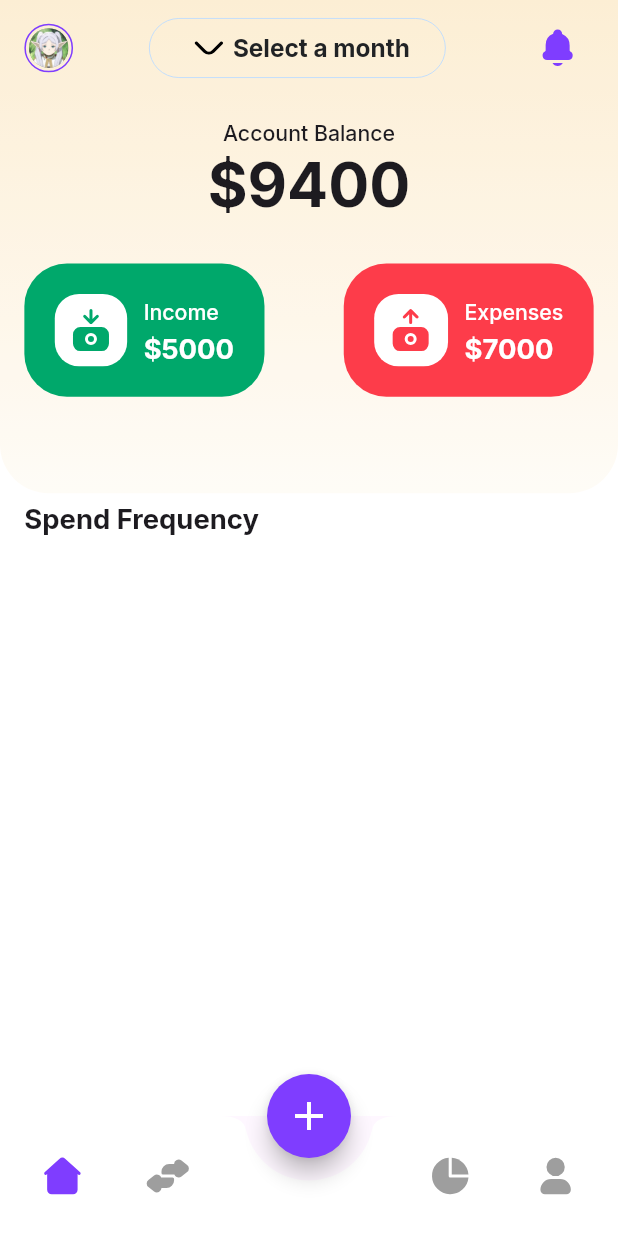
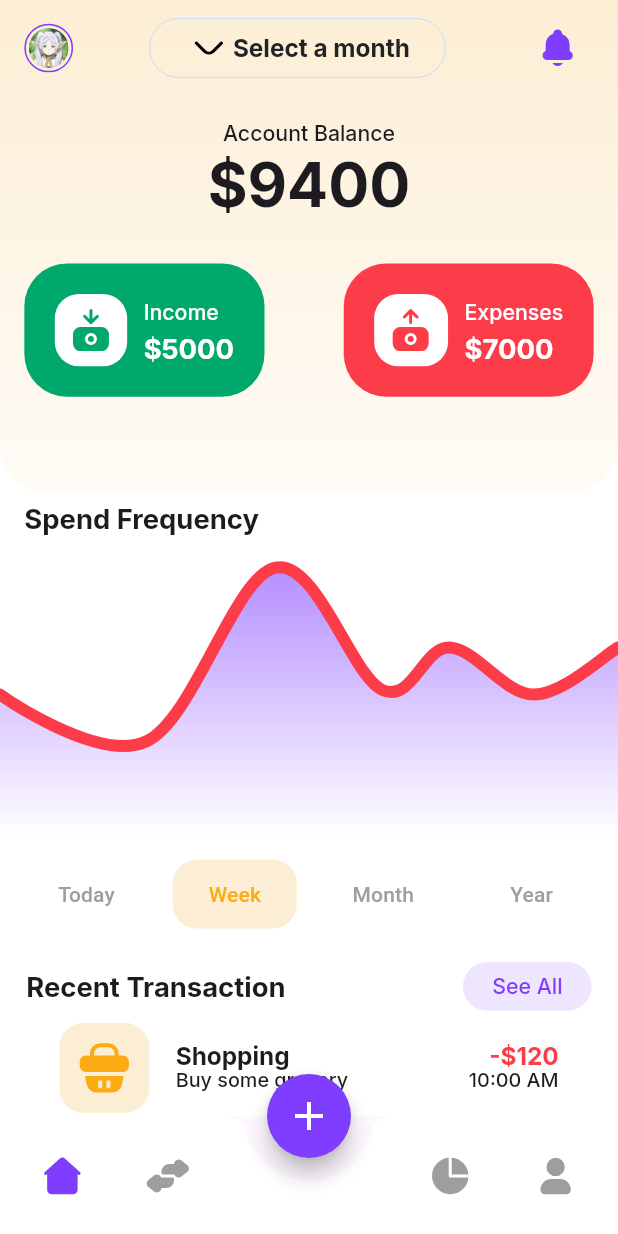
Before and after one commit to agpprastyo/montra_ui, a Flutter app: the screen it shows after launch, on a phone screen of 412 x 824 dp. Run offline on Flutter 3.47's test engine with Material 3 defaults, Android fonts, the phone set to English and light mode, and no system bars; drawn by our look-alikes of fl_chart; our stand-ins replace carousel_slider, dots_indicator, flutter_bloc, flutter_screenutil, flutter_svg, freezed_annotation and 3 more.

Commit message:
Home Screen

```diff
--- /dev/null
+++ b/devtools_options.yaml
@@ -0,0 +1 @@
+extensions:
--- /dev/null
+++ b/lib/presentations/screens/home/components/expenses_tab_chart/expenses.dart
@@ -0,0 +1,69 @@
+import 'package:flutter/material.dart';
+import 'package:flutter_screenutil/flutter_screenutil.dart';
+import 'package:montra_ui/presentations/screens/home/components/expenses_tab_chart/expenses_chart.dart';
+import 'package:montra_ui/presentations/screens/home/components/expenses_tab_chart/tab.dart';
+import 'package:montra_ui/presentations/styles/app_color.dart';
+import 'package:montra_ui/presentations/styles/app_text_styles.dart';
+
+class ExpensesTabChart extends StatefulWidget {
+  const ExpensesTabChart({super.key});
+
+  @override
+  ExpensesTabChartState createState() => ExpensesTabChartState();
+}
+
+class ExpensesTabChartState extends State<ExpensesTabChart> {
+  late PageController _pageController;
+
+  @override
+  void initState() {
+    super.initState();
+    _pageController = PageController(initialPage: 1);
+  }
+
+  @override
+  Widget build(BuildContext context) {
+    return Column(
+      crossAxisAlignment: CrossAxisAlignment.start,
+      children: [
+        Container(
+          padding: EdgeInsets.symmetric(horizontal: 16.h, vertical: 8.h),
+          child: Text(
+            'Spend Frequency',
+            style: const AppTextStyles().titleTitle3, // Add your text style
+          ),
+        ),
+        SizedBox(
+          height: 210,
+          child: PageView(
+            controller: _pageController,
+            physics: const NeverScrollableScrollPhysics(),
+            children: const [
+              ExpenseChart(
+                color: AppColors.violetViolet100,
+              ),
+              ExpenseChart(
+                color: AppColors.redRed100,
+              ),
+              ExpenseChart(
+                color: AppColors.greenGreen100,
+              ),
+              ExpenseChart(
+                color: AppColors.blueBlue100,
+              ),
+            ],
+          ),
+        ),
+        MyTabs(
+          pageController: _pageController,
+        ),
+      ],
+    );
+  }
+
+  @override
+  void dispose() {
+    _pageController.dispose();
+    super.dispose();
+  }
+}
--- /dev/null
+++ b/lib/presentations/screens/home/components/expenses_tab_chart/expenses_chart.dart
@@ -0,0 +1,108 @@
+import 'package:fl_chart/fl_chart.dart';
+import 'package:flutter/material.dart';
+import 'package:montra_ui/presentations/styles/app_color.dart';
+
+class ExpenseChart extends StatefulWidget {
+  final Color color;
+
+  const ExpenseChart({
+    super.key,
+    required this.color,
+  });
+
+  @override
+  State<ExpenseChart> createState() => _ExpenseChartState();
+}
+
+class _ExpenseChartState extends State<ExpenseChart> {
+  @override
+  Widget build(BuildContext context) {
+    return Column(
+      children: [
+        AspectRatio(
+          aspectRatio: 2,
+          child: Padding(
+            padding: const EdgeInsets.only(
+              right: 0,
+              left: 0,
+              top: 6,
+              bottom: 12,
+            ),
+            child: LineChart(
+              mainData(),
+            ),
+          ),
+        ),
+      ],
+    );
+  }
+
+  LineChartData mainData() {
+    return LineChartData(
+      gridData: FlGridData(
+        show: false,
+        drawVerticalLine: true,
+        horizontalInterval: 1,
+        verticalInterval: 1,
+        getDrawingHorizontalLine: (value) {
+          return const FlLine(
+            color: AppColors.blueBlue80,
+            strokeWidth: 1,
+          );
+        },
+        getDrawingVerticalLine: (value) {
+          return const FlLine(
+            color: AppColors.baseLightLight80,
+            strokeWidth: 1,
+          );
+        },
+      ),
+      titlesData: const FlTitlesData(
+        show: false,
+        rightTitles: AxisTitles(
+          sideTitles: SideTitles(showTitles: false),
+        ),
+        topTitles: AxisTitles(
+          sideTitles: SideTitles(showTitles: false),
+        ),
+      ),
+      borderData: FlBorderData(
+        show: false,
+      ),
+      minX: 0,
+      maxX: 11,
+      minY: 0,
+      maxY: 6,
+      lineBarsData: [
+        LineChartBarData(
+          spots: const [
+            FlSpot(0, 3),
+            FlSpot(2.6, 2),
+            FlSpot(4.9, 5.7),
+            FlSpot(6.8, 3.1),
+            FlSpot(8, 4),
+            FlSpot(9.5, 3),
+            FlSpot(11, 4),
+          ],
+          isCurved: true,
+          color: widget.color,
+          barWidth: 8,
+          isStrokeCapRound: true,
+          dotData: const FlDotData(
+            show: false,
+          ),
+          belowBarData: BarAreaData(
+            show: true,
+            gradient: LinearGradient(
+                begin: Alignment.topCenter,
+                end: Alignment.bottomCenter,
+                colors: [
+                  AppColors.violetViolet100.withOpacity(0.6),
+                  AppColors.violetViolet100.withOpacity(0),
+                ]),
+          ),
+        ),
+      ],
+    );
+  }
+}
--- /dev/null
+++ b/lib/presentations/screens/home/components/expenses_tab_chart/tab.dart
@@ -0,0 +1,105 @@
+import 'package:flutter/material.dart';
+import 'package:flutter_screenutil/flutter_screenutil.dart';
+import 'package:montra_ui/presentations/styles/app_color.dart';
+
+class MyTabs extends StatefulWidget {
+  final PageController pageController;
+
+  const MyTabs({super.key, required this.pageController});
+
+  @override
+  MyTabsState createState() => MyTabsState();
+}
+
+class MyTabsState extends State<MyTabs> with SingleTickerProviderStateMixin {
+  late TabController _tabController;
+  int selectedIndex = 1; // Set initial index to match the PageView
+
+  @override
+  void initState() {
+    super.initState();
+    _tabController =
+        TabController(length: 4, vsync: this, initialIndex: selectedIndex);
+  }
+
+  @override
+  Widget build(BuildContext context) {
+    return Column(
+      children: [
+        TabBar(
+          onTap: (index) {
+            setState(() {
+              selectedIndex = index;
+              widget.pageController.animateToPage(
+                index,
+                duration: const Duration(milliseconds: 300),
+                curve: Curves.easeInOut,
+              );
+            });
+          },
+          padding: EdgeInsets.symmetric(horizontal: 8.h),
+          indicatorPadding: EdgeInsets.zero,
+          labelPadding: EdgeInsets.symmetric(horizontal: 8.h),
+          controller: _tabController,
+          dividerHeight: 0,
+          indicatorColor: Colors.white,
+          splashBorderRadius: BorderRadius.circular(16.r),
+          labelColor: AppColors.yellowYellow100,
+          unselectedLabelColor: Colors.grey,
+          splashFactory: NoSplash.splashFactory,
+          overlayColor: MaterialStateProperty.resolveWith<Color?>(
+            (Set<MaterialState> states) {
+              return states.contains(MaterialState.focused)
+                  ? null
+                  : Colors.transparent;
+            },
+          ),
+          tabs: tabsItem(),
+        ),
+      ],
+    );
+  }
+
+  List<Widget> tabsItem() {
+    return [
+      Tab(
+        key: const Key('today'),
+        child: buildTabContainer("Today",
+            selectedIndex == 0 ? AppColors.yellowYellow20 : Colors.white),
+      ),
+      Tab(
+        key: const Key('week'),
+        child: buildTabContainer("Week",
+            selectedIndex == 1 ? AppColors.yellowYellow20 : Colors.white),
+      ),
+      Tab(
+        key: const Key('month'),
+        child: buildTabContainer("Month",
+            selectedIndex == 2 ? AppColors.yellowYellow20 : Colors.white),
+      ),
+      Tab(
+        key: const Key('year'),
+        child: buildTabContainer("Year",
+            selectedIndex == 3 ? AppColors.yellowYellow20 : Colors.white),
+      ),
+    ];
+  }
+
+  Container buildTabContainer(String text, Color color) {
+    return Container(
+      height: double.maxFinite,
+      width: double.maxFinite,
+      decoration: BoxDecoration(
+        color: color,
+        borderRadius: BorderRadius.circular(16.r),
+      ),
+      child: Center(child: Text(text)),
+    );
+  }
+
+  @override
+  void dispose() {
+    _tabController.dispose();
+    super.dispose();
+  }
+}
--- /dev/null
+++ b/lib/presentations/screens/home/components/recent_transactions.dart
@@ -0,0 +1,109 @@
+import 'package:flutter/material.dart';
+import 'package:flutter_screenutil/flutter_screenutil.dart';
+import 'package:montra_ui/presentations/components/logo_item.dart';
+import 'package:montra_ui/presentations/styles/app_color.dart';
+import 'package:montra_ui/presentations/styles/app_text_styles.dart';
+
+class RecentTransactions extends StatelessWidget {
+  const RecentTransactions({super.key});
+
+  @override
+  Widget build(BuildContext context) {
+    return Column(children: [
+      SizedBox(height: 20.h),
+      recentTab(),
+      SizedBox(height: 8.h),
+      Container(
+        height: 350.h,
+        child: ListView.builder(
+          itemCount: 5, // Change this to the number of recent transactions
+          itemBuilder: (context, index) {
+            return Column(
+              children: [
+                recentTransactionsItems(),
+                SizedBox(height: 10.h), // Add space between items
+              ],
+            );
+          },
+        ),
+      )
+    ]);
+  }
+}
+
+Container recentTab() {
+  return Container(
+    margin: EdgeInsets.symmetric(horizontal: 16.w),
+    child: Row(
+      mainAxisAlignment: MainAxisAlignment.spaceBetween,
+      children: [
+        Text(
+          'Recent Transaction',
+          style: const AppTextStyles().titleTitle3,
+        ),
+        SizedBox(
+          height: 32.h,
+          width: 78.w,
+          child: FilledButton.tonal(
+            onPressed: () {},
+            style: FilledButton.styleFrom(
+                padding: EdgeInsets.zero,
+                backgroundColor: AppColors.violetViolet20),
+            child: Text(
+              'See All',
+              style: const AppTextStyles()
+                  .bodyBody3
+                  .copyWith(color: AppColors.violetViolet100),
+            ),
+          ),
+        )
+      ],
+    ),
+  );
+}
+
+Container recentTransactionsItems() {
+  return Container(
+    margin: EdgeInsets.symmetric(horizontal: 36.w),
+    child: Row(
+      children: [
+        const LogoItem(
+          color: AppColors.yellowYellow20,
+          svgPath:
+              'assets/Magicons/Glyph/Ecommerce & Shopping/shopping-bag.svg',
+        ),
+        SizedBox(width: 16.w),
+        Expanded(
+          child: Column(
+            crossAxisAlignment: CrossAxisAlignment.start,
+            children: [
+              Text(
+                'Shopping',
+                style: const AppTextStyles().bodyBody2,
+              ),
+              Text(
+                'Buy some grocery',
+                style: const AppTextStyles().small,
+              ),
+            ],
+          ),
+        ),
+        Column(
+          crossAxisAlignment: CrossAxisAlignment.end,
+          children: [
+            Text(
+              '-\$120',
+              style: const AppTextStyles()
+                  .bodyBody2
+                  .copyWith(color: AppColors.redRed100),
+            ),
+            Text(
+              '10:00 AM',
+              style: const AppTextStyles().small,
+            ),
+          ],
+        ),
+      ],
+    ),
+  );
+}
--- a/lib/presentations/screens/home/home_screen.dart
+++ b/lib/presentations/screens/home/home_screen.dart
@@ -1,9 +1,10 @@
 import 'package:flutter/material.dart';
 import 'package:flutter_screenutil/flutter_screenutil.dart';
 import 'package:montra_ui/presentations/screens/home/components/build_home_app_bar.dart';
+import 'package:montra_ui/presentations/screens/home/components/expenses_tab_chart/expenses.dart';
 import 'package:montra_ui/presentations/screens/home/components/income_expense_box.dart';
+import 'package:montra_ui/presentations/screens/home/components/recent_transactions.dart';
 import 'package:montra_ui/presentations/styles/app_color.dart';
-import 'package:montra_ui/presentations/styles/app_text_styles.dart';
 
 class HomeScreen extends StatelessWidget {
   const HomeScreen({super.key});
@@ -12,7 +13,8 @@ class HomeScreen extends StatelessWidget {
   Widget build(BuildContext context) {
     return Scaffold(
         backgroundColor: Colors.white,
-        body: Column(
+        body: SingleChildScrollView(
+          child: Column(
             crossAxisAlignment: CrossAxisAlignment.start,
             children: [
               Stack(
@@ -59,14 +61,13 @@ class HomeScreen extends StatelessWidget {
                   ))
                 ],
               ),
+              const ExpensesTabChart(),
               Container(
-              padding: EdgeInsets.symmetric(horizontal: 16.h, vertical: 8.h),
-              child: Text(
-                'Spend Frequency',
-                style: const AppTextStyles().titleTitle3,
+                height: 420.h,
+                child: const RecentTransactions(),
               ),
-            )
             ],
+          ),
         ));
   }
 }
```
Also changed, not shown: pubspec.yaml (+6 -72 lines), assets/Magicons/Glyph/Ecommerce & Shopping/shopping-bag.svg, lib/presentations/screens/home/components/expenses_chart.dart (deleted), pubspec.lock. Lines whose indentation alone changed are shown as unchanged.
